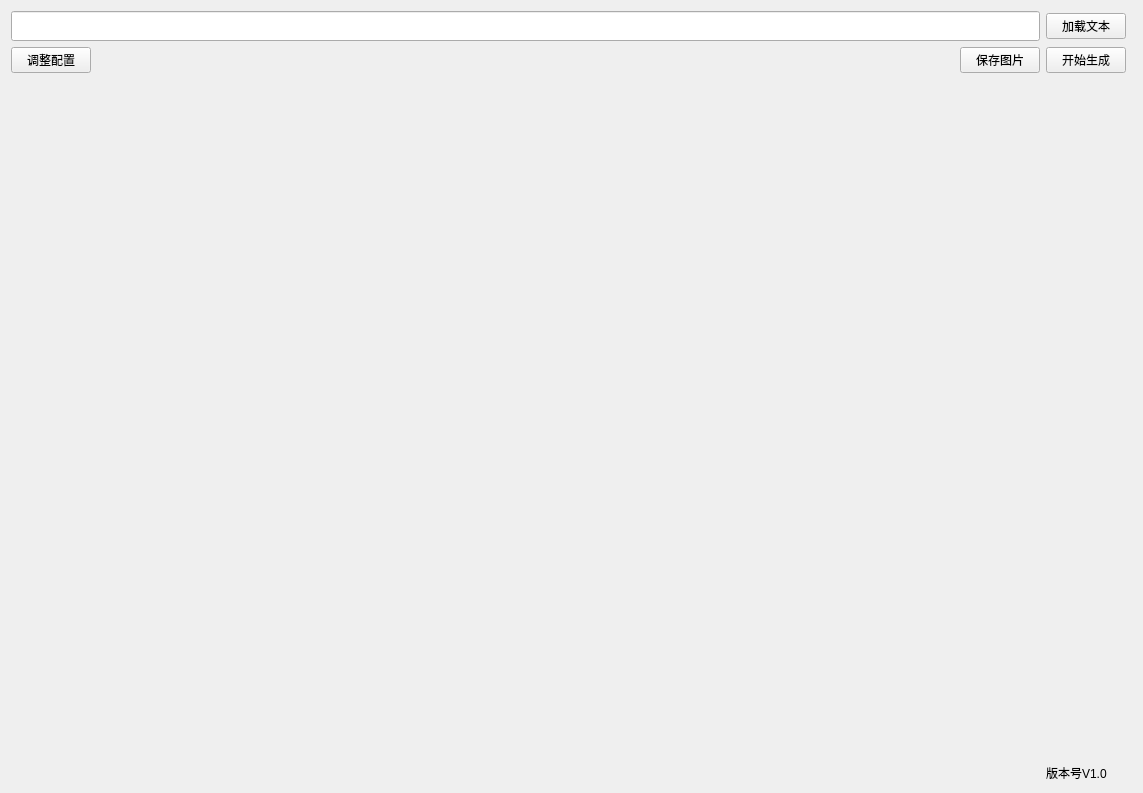
The window that MainWindow.ui (iaboaix/WordCloud) describes before a commit, drawn with Qt 5.
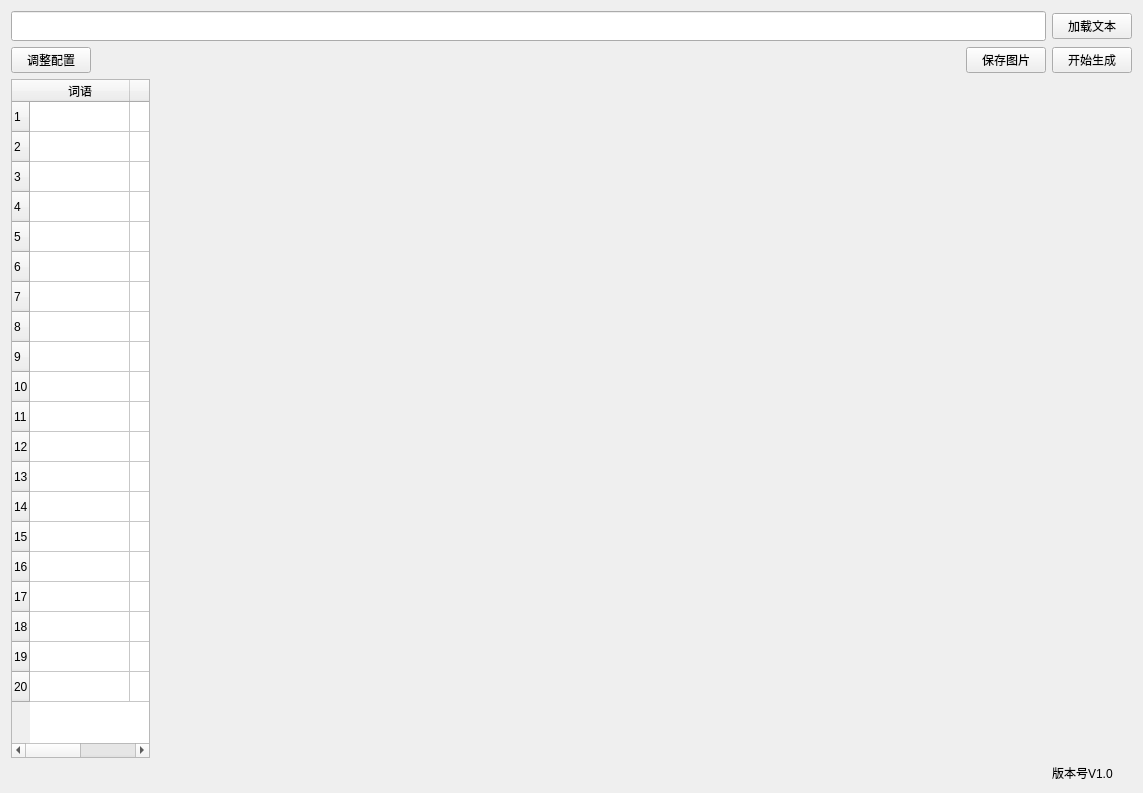
The same window after the commit.

Patch:
```diff
--- a/MainWindow.ui
+++ b/MainWindow.ui
@@ -14,55 +14,7 @@
    <string>词云生成器</string>
   </property>
   <layout class="QGridLayout" name="gridLayout">
-   <item row="0" column="4">
-    <widget class="QPushButton" name="load_text">
-     <property name="text">
-      <string>加载文本</string>
-     </property>
-    </widget>
-   </item>
-   <item row="2" column="0" colspan="6">
-    <widget class="QLabel" name="pic_show">
-     <property name="text">
-      <string/>
-     </property>
-    </widget>
-   </item>
-   <item row="1" column="4">
-    <widget class="QPushButton" name="make_cloud">
-     <property name="text">
-      <string>开始生成</string>
-     </property>
-    </widget>
-   </item>
-   <item row="1" column="2">
-    <spacer name="horizontalSpacer">
-     <property name="orientation">
-      <enum>Qt::Horizontal</enum>
-     </property>
-     <property name="sizeHint" stdset="0">
-      <size>
-       <width>40</width>
-       <height>20</height>
-      </size>
-     </property>
-    </spacer>
-   </item>
-   <item row="1" column="0">
-    <widget class="QPushButton" name="change_setting">
-     <property name="text">
-      <string>调整配置</string>
-     </property>
-    </widget>
-   </item>
-   <item row="1" column="3">
-    <widget class="QPushButton" name="save_pic">
-     <property name="text">
-      <string>保存图片</string>
-     </property>
-    </widget>
-   </item>
-   <item row="0" column="0" colspan="4">
+   <item row="0" column="0" colspan="3">
     <widget class="QLineEdit" name="text_path">
      <property name="minimumSize">
       <size>
@@ -75,7 +27,21 @@
      </property>
     </widget>
    </item>
-   <item row="3" column="4">
+   <item row="0" column="3">
+    <widget class="QPushButton" name="load_text">
+     <property name="text">
+      <string>加载文本</string>
+     </property>
+    </widget>
+   </item>
+   <item row="1" column="0">
+    <widget class="QPushButton" name="change_setting">
+     <property name="text">
+      <string>调整配置</string>
+     </property>
+    </widget>
+   </item>
+   <item row="3" column="3">
     <widget class="QLabel" name="label">
      <property name="sizePolicy">
       <sizepolicy hsizetype="Preferred" vsizetype="Fixed">
@@ -88,6 +54,99 @@
      </property>
     </widget>
    </item>
+   <item row="2" column="0" colspan="4">
+    <layout class="QHBoxLayout" name="horizontalLayout" stretch="2,7,7">
+     <item>
+      <widget class="QTableWidget" name="tableWidget">
+       <property name="rowCount">
+        <number>20</number>
+       </property>
+       <attribute name="horizontalHeaderCascadingSectionResizes">
+        <bool>false</bool>
+       </attribute>
+       <attribute name="horizontalHeaderDefaultSectionSize">
+        <number>100</number>
+       </attribute>
+       <attribute name="horizontalHeaderHighlightSections">
+        <bool>true</bool>
+       </attribute>
+       <attribute name="horizontalHeaderShowSortIndicator" stdset="0">
+        <bool>false</bool>
+       </attribute>
+       <attribute name="horizontalHeaderStretchLastSection">
+        <bool>true</bool>
+       </attribute>
+       <row/>
+       <row/>
+       <row/>
+       <row/>
+       <row/>
+       <row/>
+       <row/>
+       <row/>
+       <row/>
+       <row/>
+       <row/>
+       <row/>
+       <row/>
+       <row/>
+       <row/>
+       <row/>
+       <row/>
+       <row/>
+       <row/>
+       <row/>
+       <column>
+        <property name="text">
+         <string>词语</string>
+        </property>
+       </column>
+       <column>
+        <property name="text">
+         <string>次数</string>
+        </property>
+       </column>
+      </widget>
+     </item>
+     <item>
+      <widget class="QWidget" name="chart_widget" native="true"/>
+     </item>
+     <item>
+      <widget class="QLabel" name="pic_show">
+       <property name="text">
+        <string/>
+       </property>
+      </widget>
+     </item>
+    </layout>
+   </item>
+   <item row="1" column="1">
+    <spacer name="horizontalSpacer">
+     <property name="orientation">
+      <enum>Qt::Horizontal</enum>
+     </property>
+     <property name="sizeHint" stdset="0">
+      <size>
+       <width>40</width>
+       <height>20</height>
+      </size>
+     </property>
+    </spacer>
+   </item>
+   <item row="1" column="2">
+    <widget class="QPushButton" name="save_pic">
+     <property name="text">
+      <string>保存图片</string>
+     </property>
+    </widget>
+   </item>
+   <item row="1" column="3">
+    <widget class="QPushButton" name="make_cloud">
+     <property name="text">
+      <string>开始生成</string>
+     </property>
+    </widget>
+   </item>
   </layout>
  </widget>
  <resources>
```
